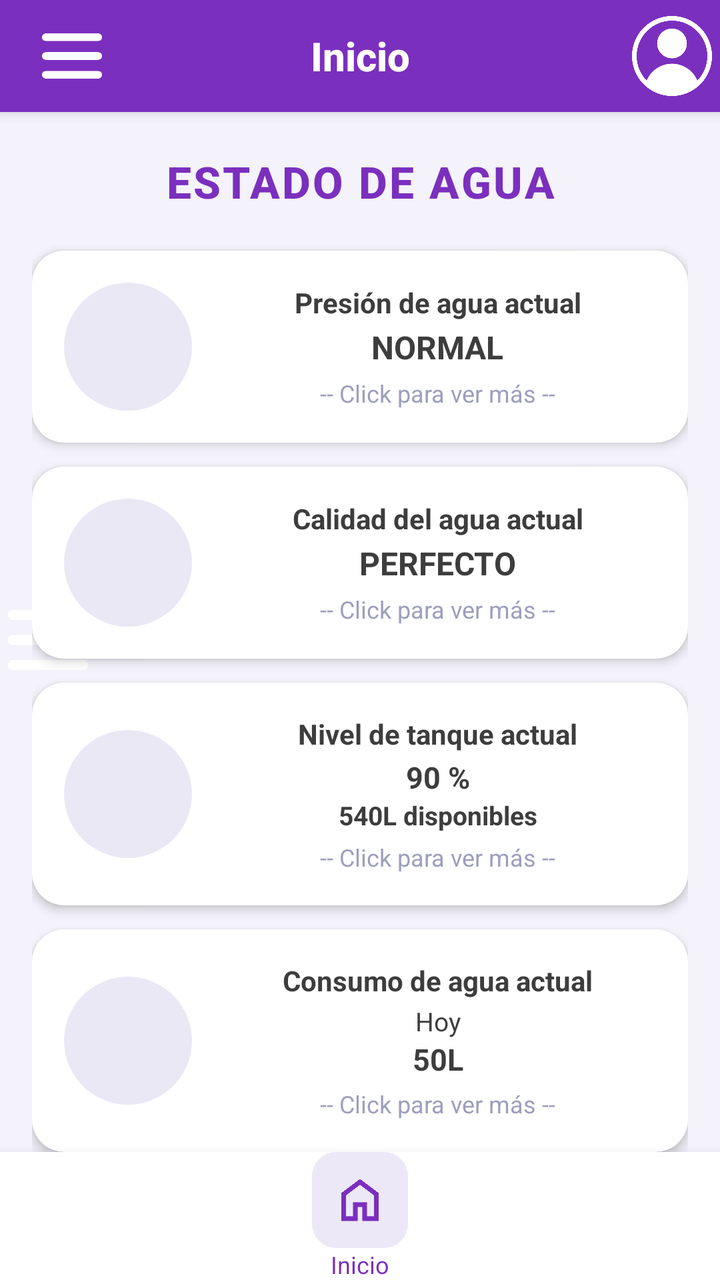
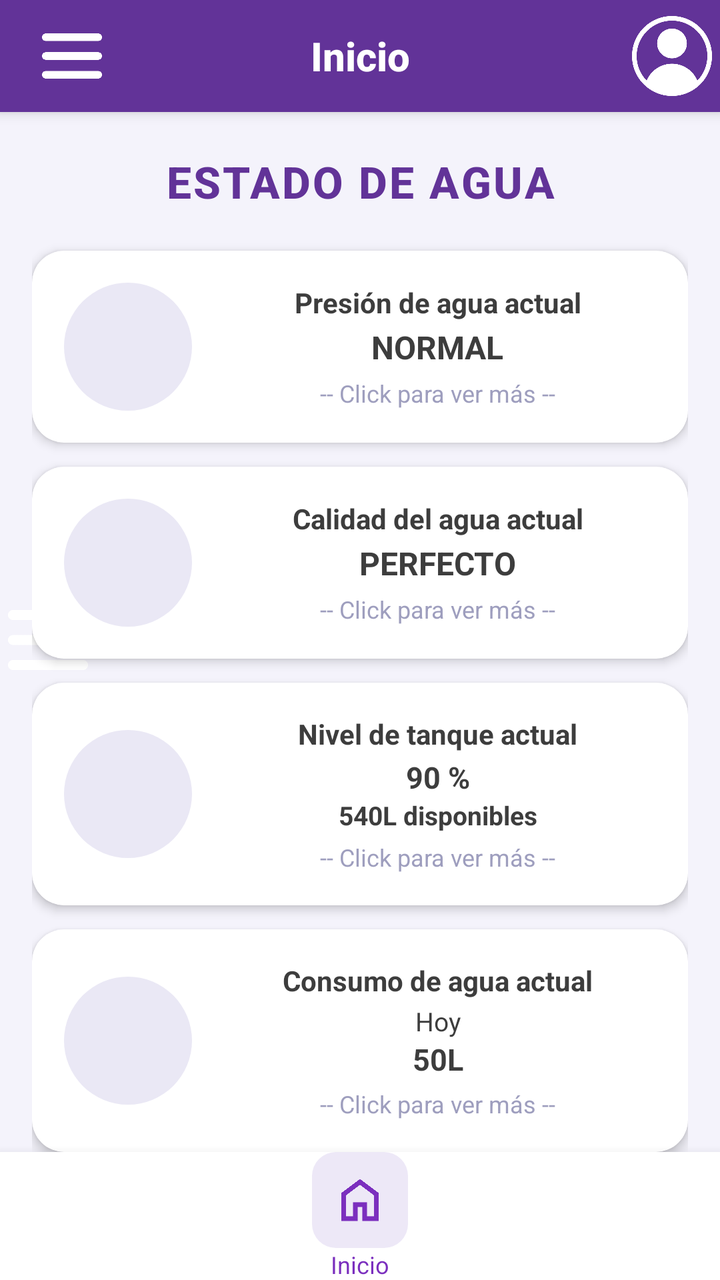

An Android layout rendered at two revisions. The XML below is the earlier revision; the diff shows what the commit changed to produce the second picture.
<!-- AndroidManifest.xml: application theme Theme.SmartDrop -->
<!-- res/layout/activity_inicio.xml -->
<?xml version="1.0" encoding="utf-8"?>
<androidx.drawerlayout.widget.DrawerLayout
    xmlns:android="http://schemas.android.com/apk/res/android"
    xmlns:app="http://schemas.android.com/apk/res-auto"
    xmlns:tools="http://schemas.android.com/tools"
    android:id="@+id/drawerLayout"
    android:layout_width="match_parent"
    android:layout_height="match_parent"
    android:fitsSystemWindows="true"
    tools:context=".InicioActivity">


<androidx.coordinatorlayout.widget.CoordinatorLayout
    xmlns:android="http://schemas.android.com/apk/res/android"
    xmlns:app="http://schemas.android.com/apk/res-auto"
    xmlns:tools="http://schemas.android.com/tools"
    android:layout_width="match_parent"
    android:layout_height="match_parent"
    android:fitsSystemWindows="true"
    android:background="#F4F3FB"
    tools:context=".InicioActivity">


    <androidx.appcompat.widget.Toolbar
        android:id="@+id/toolbar"
        android:layout_width="match_parent"
        android:layout_height="56dp"
        android:background="@drawable/bg_toolbar"
        android:elevation="4dp"
        app:layout_scrollFlags="scroll|enterAlways">



        <ImageButton
            android:id="@+id/btnMenu"
            android:layout_width="40dp"
            android:layout_height="30dp"
            android:layout_gravity="start|center_vertical"
            android:layout_marginStart="4dp"
            android:background="?attr/selectableItemBackgroundBorderless"
            android:src="@drawable/menu"
            android:scaleType="centerInside"
            android:contentDescription="Abrir menú" />

        
        <TextView
            android:id="@+id/tvTituloToolbar"
            android:layout_width="wrap_content"
            android:layout_height="wrap_content"
            android:layout_gravity="center"
            android:text="Inicio"
            android:textColor="#FFFFFF"
            android:textSize="20sp"
            android:textStyle="bold"
            android:fontFamily="sans-serif-medium" />


        <ImageButton
            android:id="@+id/btnPerfil"
            android:layout_width="40dp"
            android:layout_height="40dp"
            android:layout_gravity="end|center_vertical"
            android:layout_marginEnd="4dp"
            android:background="?attr/selectableItemBackgroundBorderless"
            android:src="@drawable/perfil"
            android:scaleType="centerInside"
            />

    </androidx.appcompat.widget.Toolbar>


    <ImageButton
        android:id="@+id/btnMenu2"
        android:layout_width="40dp"
        android:layout_height="40dp"
        android:layout_gravity="start|center_vertical"
        android:layout_marginStart="4dp"
        android:background="?attr/selectableItemBackgroundBorderless"
        android:contentDescription="Abrir menú"
        android:scaleType="centerInside"
        app:srcCompat="@drawable/menu" />

    <LinearLayout
        android:layout_width="match_parent"
        android:layout_height="match_parent"
        android:orientation="vertical"
        android:paddingTop="56dp"
        android:paddingBottom="64dp">


        <ScrollView
            android:layout_width="match_parent"
            android:layout_height="0dp"
            android:layout_weight="1"
            android:scrollbars="none"
            android:fillViewport="true">

            <LinearLayout
                android:layout_width="match_parent"
                android:layout_height="wrap_content"
                android:orientation="vertical"
                android:paddingStart="16dp"
                android:paddingEnd="16dp"
                android:paddingTop="20dp"
                android:paddingBottom="16dp">


                <TextView
                    android:id="@+id/tvTituloSeccion"
                    android:layout_width="match_parent"
                    android:layout_height="wrap_content"
                    android:layout_marginBottom="20dp"
                    android:gravity="center"
                    android:text="ESTADO DE AGUA"
                    android:textColor="#7B2FBE"
                    android:textSize="22sp"
                    android:textStyle="bold"
                    android:fontFamily="sans-serif-medium"
                    android:letterSpacing="0.05" />



                <androidx.cardview.widget.CardView
                    android:id="@+id/cardPresion"
                    android:layout_width="match_parent"
                    android:layout_height="wrap_content"
                    android:layout_marginBottom="12dp"
                    android:clickable="true"
                    android:focusable="true"
                    android:foreground="?attr/selectableItemBackground"
                    app:cardCornerRadius="16dp"
                    app:cardElevation="3dp"
                    app:cardBackgroundColor="#FFFFFF">

                    <LinearLayout
                        android:layout_width="match_parent"
                        android:layout_height="wrap_content"
                        android:orientation="horizontal"
                        android:gravity="center_vertical"
                        android:padding="16dp">


                        <View
                            android:id="@+id/espacioIconPresion"
                            android:layout_width="64dp"
                            android:layout_height="64dp"
                            android:background="@drawable/iconos" />

                        
                        <LinearLayout
                            android:layout_width="0dp"
                            android:layout_height="wrap_content"
                            android:layout_weight="1"
                            android:orientation="vertical"
                            android:gravity="center"
                            android:paddingStart="14dp">

                            <TextView
                                android:id="@+id/tvPresionTitulo"
                                android:layout_width="wrap_content"
                                android:layout_height="wrap_content"
                                android:text="Presión de agua actual"
                                android:textColor="#3D3D3D"
                                android:textSize="14sp"
                                android:textStyle="bold" />


                            <TextView
                                android:id="@+id/tvPresionValor"
                                android:layout_width="wrap_content"
                                android:layout_height="wrap_content"
                                android:layout_marginTop="2dp"
                                android:text="NORMAL"
                                android:textColor="#3D3D3D"
                                android:textSize="16sp"
                                android:textStyle="bold" />

                            <TextView
                                android:id="@+id/tvPresionClickMas"
                                android:layout_width="wrap_content"
                                android:layout_height="wrap_content"
                                android:layout_marginTop="4dp"
                                android:text="-- Click para ver más --"
                                android:textColor="#9E9EBE"
                                android:textSize="12sp" />

                        </LinearLayout>

                    </LinearLayout>
                </androidx.cardview.widget.CardView>



                <androidx.cardview.widget.CardView
                    android:id="@+id/cardCalidad"
                    android:layout_width="match_parent"
                    android:layout_height="wrap_content"
                    android:layout_marginBottom="12dp"
                    android:clickable="true"
                    android:focusable="true"
                    android:foreground="?attr/selectableItemBackground"
                    app:cardCornerRadius="16dp"
                    app:cardElevation="3dp"
                    app:cardBackgroundColor="#FFFFFF">

                    <LinearLayout
                        android:layout_width="match_parent"
                        android:layout_height="wrap_content"
                        android:orientation="horizontal"
                        android:gravity="center_vertical"
                        android:padding="16dp">


                        -->
                        <View
                            android:id="@+id/espacioIconCalidad"
                            android:layout_width="64dp"
                            android:layout_height="64dp"
                            android:background="@drawable/iconos" />


                        <LinearLayout
                            android:layout_width="0dp"
                            android:layout_height="wrap_content"
                            android:layout_weight="1"
                            android:orientation="vertical"
                            android:gravity="center"
                            android:paddingStart="14dp">

                            <TextView
                                android:id="@+id/tvCalidadTitulo"
                                android:layout_width="wrap_content"
                                android:layout_height="wrap_content"
                                android:text="Calidad del agua actual"
                                android:textColor="#3D3D3D"
                                android:textSize="14sp"
                                android:textStyle="bold" />


                            <TextView
                                android:id="@+id/tvCalidadValor"
                                android:layout_width="wrap_content"
                                android:layout_height="wrap_content"
                                android:layout_marginTop="2dp"
                                android:text="PERFECTO"
                                android:textColor="#3D3D3D"
                                android:textSize="16sp"
                                android:textStyle="bold" />

                            <TextView
                                android:id="@+id/tvCalidadClickMas"
                                android:layout_width="wrap_content"
                                android:layout_height="wrap_content"
                                android:layout_marginTop="4dp"
                                android:text="-- Click para ver más --"
                                android:textColor="#9E9EBE"
                                android:textSize="12sp" />

                        </LinearLayout>

                    </LinearLayout>
                </androidx.cardview.widget.CardView>


                <androidx.cardview.widget.CardView
                    android:id="@+id/cardNivel"
                    android:layout_width="match_parent"
                    android:layout_height="wrap_content"
                    android:layout_marginBottom="12dp"
                    android:clickable="true"
                    android:focusable="true"
                    android:foreground="?attr/selectableItemBackground"
                    app:cardCornerRadius="16dp"
                    app:cardElevation="3dp"
                    app:cardBackgroundColor="#FFFFFF">

                    <LinearLayout
                        android:layout_width="match_parent"
                        android:layout_height="wrap_content"
                        android:orientation="horizontal"
                        android:gravity="center_vertical"
                        android:padding="16dp">


                        <View
                            android:id="@+id/espacioIconNivel"
                            android:layout_width="64dp"
                            android:layout_height="64dp"
                            android:background="@drawable/iconos" />

                        
                        <LinearLayout
                            android:layout_width="0dp"
                            android:layout_height="wrap_content"
                            android:layout_weight="1"
                            android:orientation="vertical"
                            android:gravity="center"
                            android:paddingStart="14dp">

                            <TextView
                                android:id="@+id/tvNivelTitulo"
                                android:layout_width="wrap_content"
                                android:layout_height="wrap_content"
                                android:text="Nivel de tanque actual"
                                android:textColor="#3D3D3D"
                                android:textSize="14sp"
                                android:textStyle="bold" />


                            <TextView
                                android:id="@+id/tvNivelPorcentaje"
                                android:layout_width="wrap_content"
                                android:layout_height="wrap_content"
                                android:layout_marginTop="2dp"
                                android:text="90 %"
                                android:textColor="#3D3D3D"
                                android:textSize="15sp"
                                android:textStyle="bold" />


                            <TextView
                                android:id="@+id/tvNivelLitros"
                                android:layout_width="wrap_content"
                                android:layout_height="wrap_content"
                                android:text="540L disponibles"
                                android:textColor="#3D3D3D"
                                android:textSize="13sp"
                                android:textStyle="bold" />

                            <TextView
                                android:id="@+id/tvNivelClickMas"
                                android:layout_width="wrap_content"
                                android:layout_height="wrap_content"
                                android:layout_marginTop="4dp"
                                android:text="-- Click para ver más --"
                                android:textColor="#9E9EBE"
                                android:textSize="12sp" />

                        </LinearLayout>

                    </LinearLayout>
                </androidx.cardview.widget.CardView>



                <androidx.cardview.widget.CardView
                    android:id="@+id/cardConsumo"
                    android:layout_width="match_parent"
                    android:layout_height="wrap_content"
                    android:layout_marginBottom="8dp"
                    android:clickable="true"
                    android:focusable="true"
                    android:foreground="?attr/selectableItemBackground"
                    app:cardCornerRadius="16dp"
                    app:cardElevation="3dp"
                    app:cardBackgroundColor="#FFFFFF">

                    <LinearLayout
                        android:layout_width="match_parent"
                        android:layout_height="wrap_content"
                        android:orientation="horizontal"
                        android:gravity="center_vertical"
                        android:padding="16dp">



                        <View
                            android:id="@+id/espacioIconConsumo"
                            android:layout_width="64dp"
                            android:layout_height="64dp"
                            android:background="@drawable/iconos" />

                        
                        <LinearLayout
                            android:layout_width="0dp"
                            android:layout_height="wrap_content"
                            android:layout_weight="1"
                            android:gravity="center"
                            android:orientation="vertical"
                            android:paddingStart="14dp">

                            <TextView
                                android:id="@+id/tvConsumoTitulo"
                                android:layout_width="wrap_content"
                                android:layout_height="wrap_content"
                                android:text="Consumo de agua actual"
                                android:textColor="#3D3D3D"
                                android:textSize="14sp"
                                android:textStyle="bold" />


                            <TextView
                                android:id="@+id/tvConsumoPeriodo"
                                android:layout_width="wrap_content"
                                android:layout_height="wrap_content"
                                android:layout_marginTop="2dp"
                                android:text="Hoy"
                                android:textColor="#3D3D3D"
                                android:textSize="13sp" />


                            <TextView
                                android:id="@+id/tvConsumoLitros"
                                android:layout_width="wrap_content"
                                android:layout_height="wrap_content"
                                android:text="50L"
                                android:textColor="#3D3D3D"
                                android:textSize="15sp"
                                android:textStyle="bold" />

                            <TextView
                                android:id="@+id/tvConsumoClickMas"
                                android:layout_width="wrap_content"
                                android:layout_height="wrap_content"
                                android:layout_marginTop="4dp"
                                android:text="-- Click para ver más --"
                                android:textColor="#9E9EBE"
                                android:textSize="12sp" />

                        </LinearLayout>

                    </LinearLayout>
                </androidx.cardview.widget.CardView>

            </LinearLayout>
        </ScrollView>

    </LinearLayout>


    <LinearLayout
        android:id="@+id/barraInferior"
        android:layout_width="match_parent"
        android:layout_height="64dp"
        android:layout_gravity="bottom"
        android:background="#FFFFFF"
        android:elevation="8dp"
        android:gravity="center"
        android:orientation="vertical">

        <ImageButton
            android:id="@+id/btnInicio"
            android:layout_width="48dp"
            android:layout_height="48dp"
            android:background="@drawable/bg_btn_inicio"
            android:src="@drawable/home"
            android:tint="#7B2FBE"
            android:contentDescription="Inicio"
            android:scaleType="centerInside"
            android:padding="10dp"
            tools:ignore="UseAppTint" />

        <TextView
            android:layout_width="wrap_content"
            android:layout_height="wrap_content"
            android:text="Inicio"
            android:textColor="#7B2FBE"
            android:textSize="12sp" />

    </LinearLayout>


</androidx.coordinatorlayout.widget.CoordinatorLayout>


    <com.google.android.material.navigation.NavigationView
        android:id="@+id/navigationView"
        android:layout_width="272dp"
        android:layout_height="match_parent"
        android:layout_gravity="start"
        android:background="#BEA9DF"
        app:headerLayout="@layout/nav_header"
        app:menu="@menu/menu_btn_nav"
        app:itemTextColor="#FFFFFF"
        app:itemIconTint="#FFFFFF"
        app:itemRippleColor="#33FFFFFF"
        app:itemBackground="@android:color/transparent" />



</androidx.drawerlayout.widget.DrawerLayout>
<!-- res/layout/nav_header.xml (included above) -->
<?xml version="1.0" encoding="utf-8"?>
<LinearLayout
    xmlns:android="http://schemas.android.com/apk/res/android"
    xmlns:app="http://schemas.android.com/apk/res-auto"
    android:layout_width="match_parent"
    android:layout_height="160dp"
    android:background="#BEA9DF"
    android:gravity="center"
    android:orientation="vertical"
    android:paddingTop="24dp"
    android:paddingBottom="16dp">


    <ImageView
        android:id="@+id/ivPerfilDrawer"
        android:layout_width="72dp"
        android:layout_height="72dp"
        android:background="@drawable/perfil"
        android:scaleType="centerInside"
        android:padding="12dp"
        android:contentDescription="Foto de perfil"
        app:tint="#FFFFFF" />


    <TextView
        android:id="@+id/tvUsuarioDrawer"
        android:layout_width="wrap_content"
        android:layout_height="wrap_content"
        android:layout_marginTop="10dp"
        android:text="Usuario"
        android:textColor="#FFFFFF"
        android:textSize="16sp"
        android:textStyle="bold" />

</LinearLayout>
<!-- resources referenced by this layout -->
<resources>
  <!-- drawable bg_btn_inicio (drawable) -->
  <?xml version="1.0" encoding="utf-8"?>
  <shape xmlns:android="http://schemas.android.com/apk/res/android"
  
      android:shape="rectangle">
      <solid android:color="#EDE8F7" />
      <corners android:radius="12dp" />
  
  </shape>
  <!-- drawable bg_toolbar (drawable) -->
  <?xml version="1.0" encoding="utf-8"?>
  <shape xmlns:android="http://schemas.android.com/apk/res/android"
      android:shape="rectangle">
      <solid android:color="#7B2FBE" />
  </shape>
  <!-- drawable home: png bitmap (drawable, 13357 bytes) -->
  <!-- drawable iconos (drawable) -->
  <?xml version="1.0" encoding="utf-8"?>
  <shape xmlns:android="http://schemas.android.com/apk/res/android"
      android:shape="oval">
      <solid android:color="#EAE8F5" />
  </shape>
  <!-- drawable menu: png bitmap (drawable, 4742 bytes) -->
  <!-- drawable perfil: png bitmap (drawable, 20705 bytes) -->
  <style name="Theme.SmartDrop" parent="Theme.MaterialComponents.DayNight.NoActionBar">
          <item name="colorPrimary">#4FACFE</item>
          <item name="colorPrimaryVariant">#2A5298</item>
          <item name="colorOnPrimary">#FFFFFF</item>
      </style>
</resources>

<!-- the commit's change to res/layout/activity_inicio.xml (unified diff, before → after) -->
@@ -112,7 +112,7 @@
                     android:layout_marginBottom="20dp"
                     android:gravity="center"
                     android:text="ESTADO DE AGUA"
-                    android:textColor="#7B2FBE"
+                    android:textColor="#623398"
                     android:textSize="22sp"
                     android:textStyle="bold"
                     android:fontFamily="sans-serif-medium"
<!-- resource entries referenced after the edit -->
@@ -13,7 +13,7 @@
   <?xml version="1.0" encoding="utf-8"?>
   <shape xmlns:android="http://schemas.android.com/apk/res/android"
       android:shape="rectangle">
-      <solid android:color="#7B2FBE" />
+      <solid android:color="#623398" />
   </shape>
   <!-- drawable home: png bitmap (drawable, 13357 bytes) -->
   <!-- drawable iconos (drawable) -->
